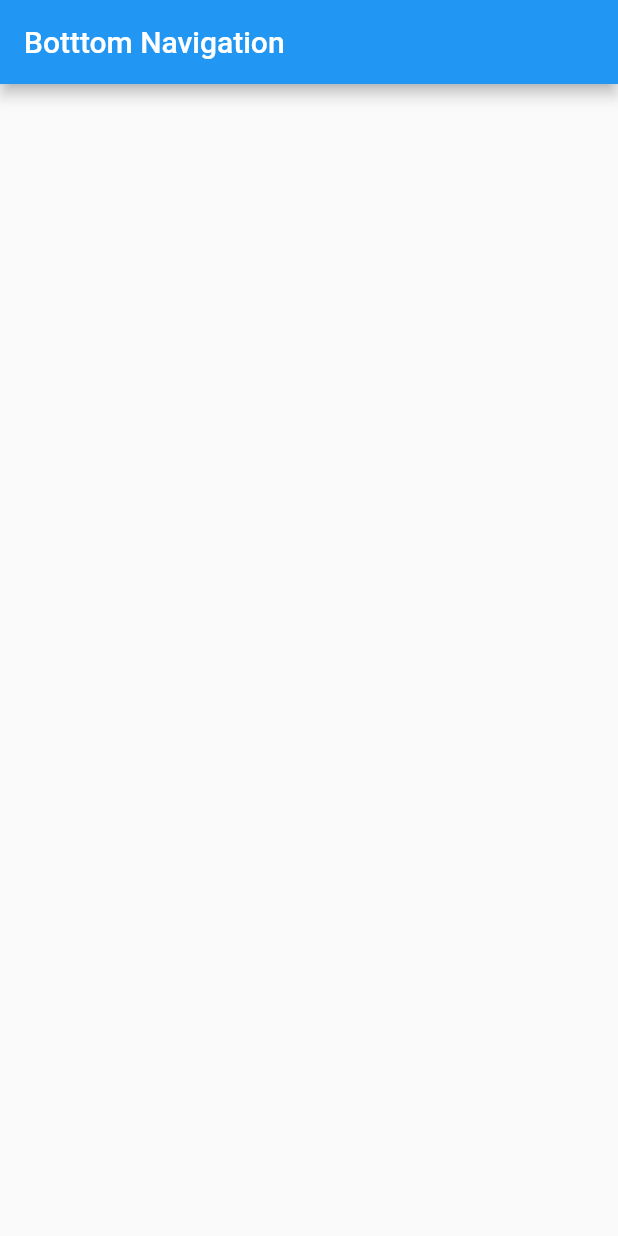
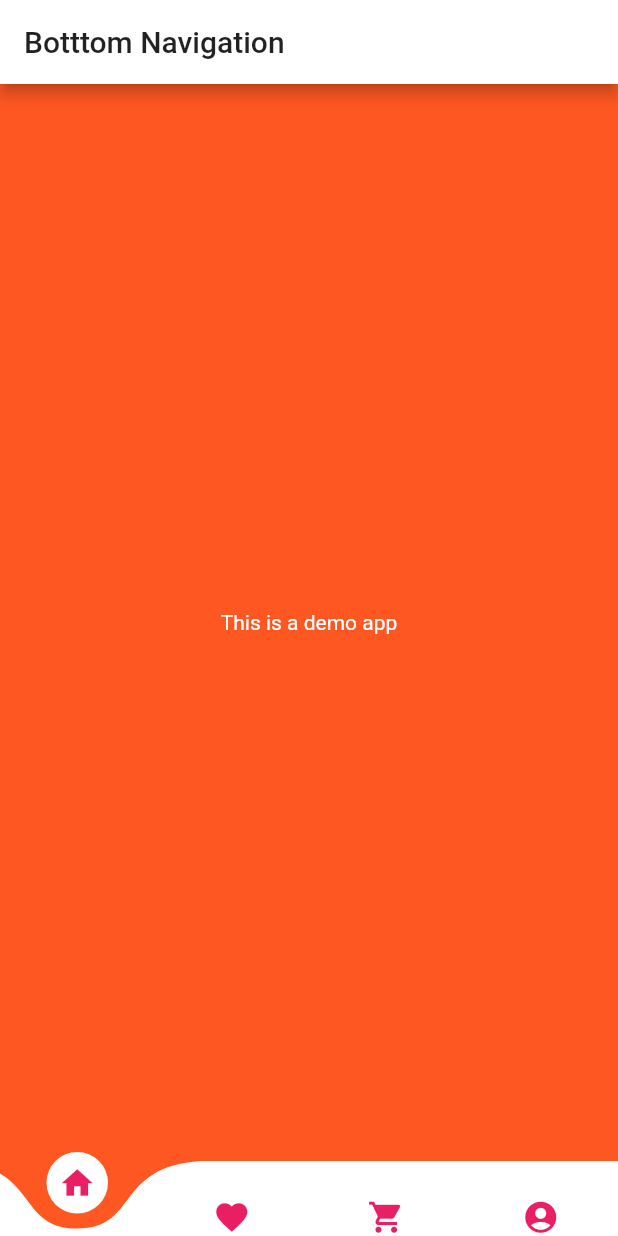
Before and after one commit to james-muriithi/curved-bottomnav-flutter, a Flutter app: the screen it shows after launch, on a phone screen of 412 x 824 dp. Run offline on Flutter 3.47's test engine with Material 2 defaults, Android fonts, the phone set to English and light mode, and no system bars; drawn by our look-alikes of curved_navigation_bar.

Commit message:
initial commit

```diff
--- a/lib/main.dart
+++ b/lib/main.dart
@@ -1,3 +1,4 @@
+import 'package:curved_navigation_bar/curved_navigation_bar.dart';
 import 'package:flutter/material.dart';
 
 void main() => runApp(MyApp());
@@ -9,8 +10,7 @@ class MyApp extends StatelessWidget {
     return MaterialApp(
       title: 'Botttom Navigation',
       theme: ThemeData(
-
-        primarySwatch: Colors.blue,
+        primaryColor: Colors.white,
       ),
       home: MyHomePage(title: 'Botttom Navigation'),
     );
@@ -27,15 +27,40 @@ class MyHomePage extends StatefulWidget {
 }
 
 class _MyHomePageState extends State<MyHomePage> {
-
   @override
   Widget build(BuildContext context) {
-
     return Scaffold(
       appBar: AppBar(
         title: Text(widget.title),
       ),
-
+      body: Container(
+        color: Colors.deepOrange,
+        height: MediaQuery.of(context).size.height,
+        width: MediaQuery.of(context).size.width,
+        child: Column(
+          mainAxisAlignment: MainAxisAlignment.center,
+          children: <Widget>[
+            Text(
+              "This is a demo app",
+              style: TextStyle(color: Colors.white),
+            )
+          ],
+        ),
+      ),
+      bottomNavigationBar: CurvedNavigationBar(
+        backgroundColor: Colors.deepOrange,
+        height: 50,
+        index: 0,
+        items: <Widget>[
+          Icon(Icons.home, size: 25,color: Colors.pink,),
+          Icon(Icons.favorite, size: 25,color: Colors.pink,),
+          Icon(Icons.shopping_cart, size: 25,color: Colors.pink,),
+          Icon(Icons.account_circle, size: 25,color: Colors.pink,),
+        ],
+        onTap: (index) {
+          //Handle button tap
+        },
+      ),
     );
   }
 }
--- a/pubspec.yaml
+++ b/pubspec.yaml
@@ -23,6 +23,7 @@ dependencies:
   # The following adds the Cupertino Icons font to your application.
   # Use with the CupertinoIcons class for iOS style icons.
   cupertino_icons: ^0.1.2
+  curved_navigation_bar: ^0.3.1 #latest version
 
 dev_dependencies:
   flutter_test:
```
Also changed, not shown: pubspec.lock.
